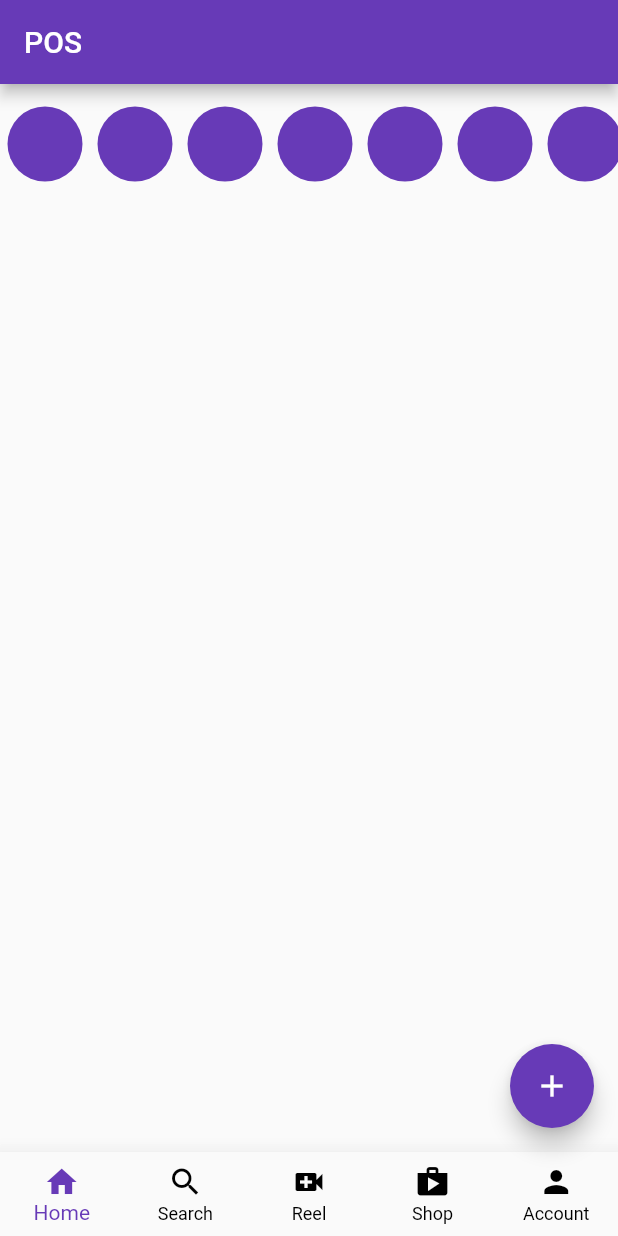
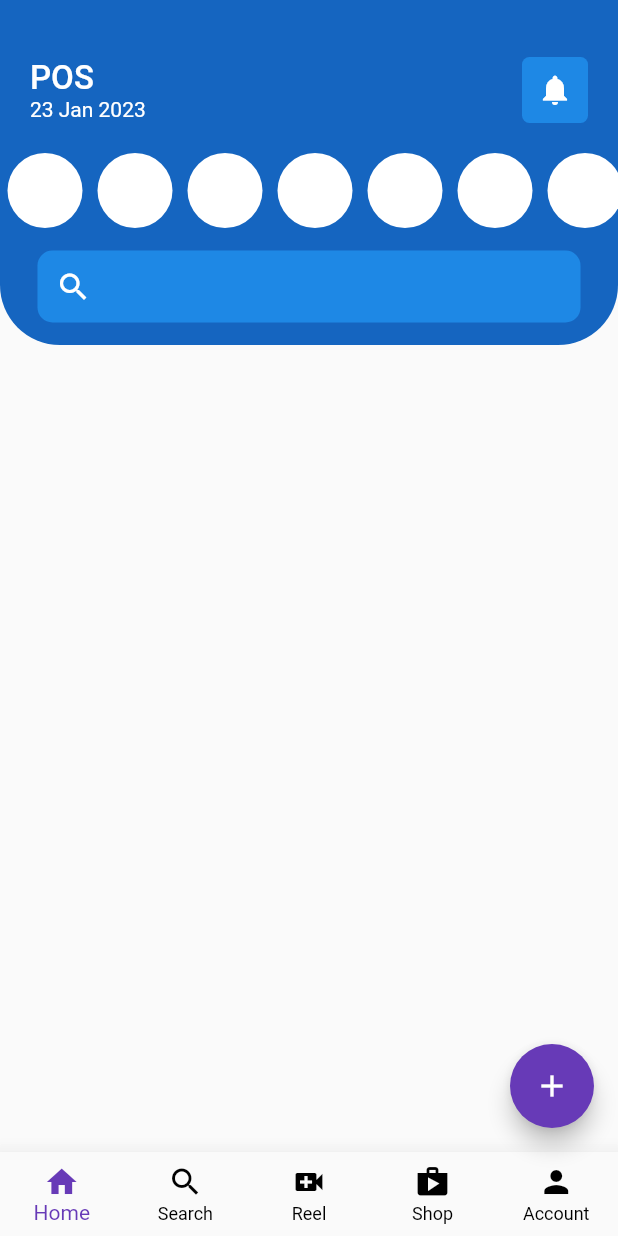
Before and after one commit to Dharmeshgevariya/kitchen_app, a Flutter app: the screen it shows after launch, on a phone screen of 412 x 824 dp. Run offline on Flutter 3.47's test engine with Material 2 defaults, Android fonts, the phone set to English and light mode, and no system bars; our stand-ins replace google_fonts, percent_indicator.

Commit message:
Home Page Design

```diff
--- a/lib/home.dart
+++ b/lib/home.dart
@@ -11,19 +11,72 @@ class home extends StatefulWidget {
 }
 
 class _homeState extends State<home> {
-
-  void _openStory(){
-    Navigator.push(context, MaterialPageRoute(builder: (context) => StoryPage()));
+  void _openStory() {
+    Navigator.push(
+        context, MaterialPageRoute(builder: (context) => StoryPage()));
   }
-
 
   @override
   Widget build(BuildContext context) {
-    return Center(
-      // Center is a layout widget. It takes a single child and positions it
-      // in the middle of the parent.
-      child: Column(
+    return Scaffold(
+      body: ClipRRect(
+        borderRadius: BorderRadius.only(
+            bottomRight: Radius.circular(40.0),
+            bottomLeft: Radius.circular(40.0)),
+        child: SizedBox(
+          height: 230,
+          child: Scaffold(
+            backgroundColor: Colors.blue[800],
+            body: Column(
               children: <Widget>[
+                SizedBox(
+                  height: 38,
+                ),
+                Container(
+
+                  child: Align(
+                    alignment: Alignment.topLeft,
+                    child: Padding(
+                      padding: const EdgeInsets.fromLTRB(20, 0, 20, 0),
+                      child: Row(
+                        mainAxisAlignment: MainAxisAlignment.spaceBetween,
+                        children: [
+                          Column(
+                            crossAxisAlignment: CrossAxisAlignment.start,
+                            children: [
+                              Text(
+                                "POS",
+                                style: TextStyle(
+                                    fontWeight: FontWeight.w500,
+                                    fontSize: 22,
+                                    color: Colors.white,
+                                ),
+                              ),
+                              Text(
+                                "23 Jan 2023",
+                                style: TextStyle(
+                                  color: Colors.white,
+                                ),
+                              ),
+                            ],
+                          ),
+                          Container(
+                            padding: EdgeInsets.all(10),
+                            decoration: BoxDecoration(color:Colors.blue[600],
+                                borderRadius: BorderRadius.circular(5)),
+                            child: Icon(
+                              Icons.notifications,
+                              color: Colors.white,
+                            ),
+                          )
+                        ],
+                      ),
+                    ),
+                  ),
+                ),
+                SizedBox(
+                  height: 5,
+                ),
                 SizedBox(
                   height: 80,
                   child: ListView.builder(
@@ -34,8 +87,30 @@ class _homeState extends State<home> {
                           function: _openStory,
                         );
                       }),
+                ),
+                Padding(
+                  padding: const EdgeInsets.fromLTRB(25, 0, 25, 0),
+                  child: Container(
+                    decoration: BoxDecoration(
+                        color: Colors.blue[600],
+                        borderRadius: BorderRadius.circular(10)),
+                    padding: EdgeInsets.all(12),
+                    child: Row(
+                      children: [
+                        Icon(
+                          Icons.search,
+                          color: Colors.white,
+                        ),
+
+
+                      ],
+                    ),
+                  ),
                 )
               ],
+            ),
+          ),
+        ),
       ),
     );
   }
--- a/lib/main.dart
+++ b/lib/main.dart
@@ -89,11 +89,6 @@ class _MyHomePageState extends State<MyHomePage> {
     // fast, so that you can just rebuild anything that needs updating rather
     // than having to individually change instances of widgets.
     return Scaffold(
-      appBar: AppBar(
-        // Here we take the value from the MyHomePage object that was created by
-        // the App.build method, and use it to set our appbar title.
-        title: Text(widget.title),
-      ),
       body: _children[_selectedIndex],
       bottomNavigationBar: BottomNavigationBar(
         currentIndex: _selectedIndex,
--- a/lib/util/StroyCircle.dart
+++ b/lib/util/StroyCircle.dart
@@ -18,7 +18,7 @@ class StoryCircle extends StatelessWidget {
           width: 50,
           decoration: const BoxDecoration(
             shape: BoxShape.circle,
-            color: Colors.deepPurple
+            color: Colors.white
           ),
         ),
       ),
```
Lines whose indentation alone changed are shown as unchanged.
